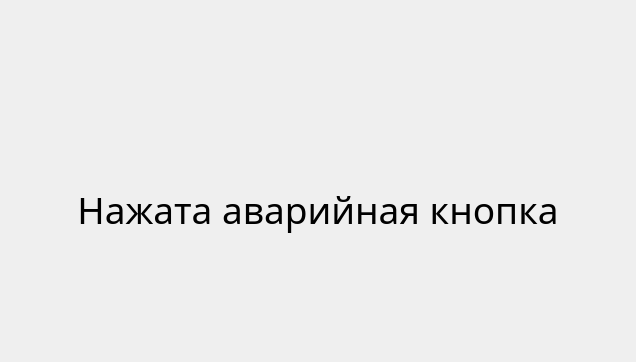
Old version of the form Filler_interface/Window_level/UI_level.ui in the repository TWOKRAI/Filler; both pictures show x 156 to 792 and y 0 to 362 of the 947 by 522 pixel window.
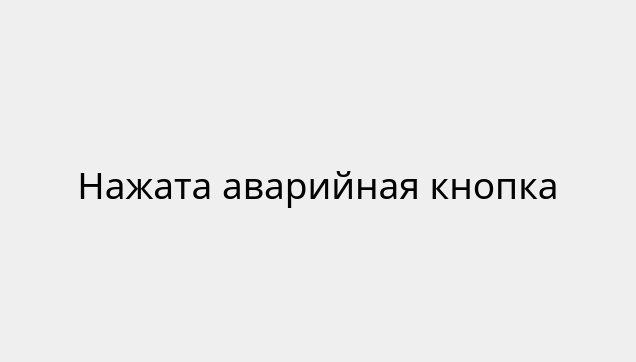
New version of the form.

```diff
--- a/Filler_interface/Window_level/UI_level.ui
+++ b/Filler_interface/Window_level/UI_level.ui
@@ -91,7 +91,7 @@
           <property name="sizeHint" stdset="0">
            <size>
             <width>20</width>
-            <height>40</height>
+            <height>25</height>
            </size>
           </property>
          </spacer>
@@ -141,7 +141,7 @@
           <property name="sizeHint" stdset="0">
            <size>
             <width>20</width>
-            <height>15</height>
+            <height>5</height>
            </size>
           </property>
          </spacer>
```
